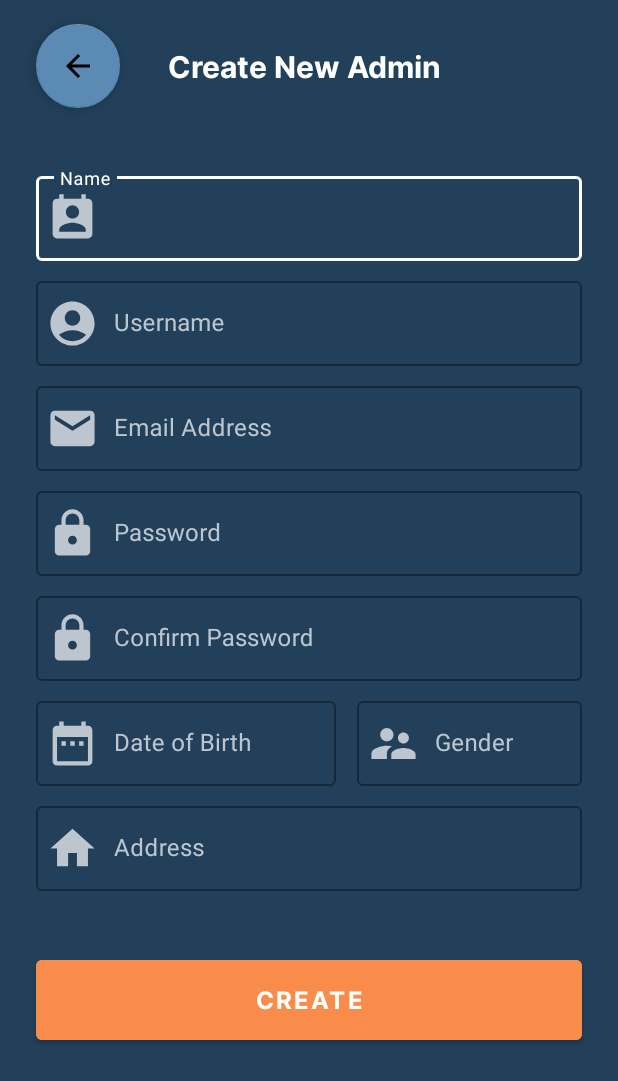
After one commit to RoyalWeaboo/GoTravel_Admin, an Android app: the layout fragment_tambah_admin.xml on its own in the app's theme, with its tools: preview values and no code run, on a phone screen of 412 x 824 dp. The commit adds this screen. Shown: the top 1081 px of the screen. Run offline under Robolectric (Android 15) with nearby library versions, the phone set to English and light mode, and no system bars.

Commit message:
Layout edit add admin

```diff
--- /dev/null
+++ b/app/src/main/res/drawable/ic__back_24.xml
@@ -0,0 +1,5 @@
+<vector android:height="24dp" android:tint="#FFFFFF"
+    android:viewportHeight="24" android:viewportWidth="24"
+    android:width="24dp" xmlns:android="http://schemas.android.com/apk/res/android">
+    <path android:fillColor="@android:color/white" android:pathData="M20,11H7.83l5.59,-5.59L12,4l-8,8 8,8 1.41,-1.41L7.83,13H20v-2z"/>
+</vector>
--- /dev/null
+++ b/app/src/main/res/drawable/ic_contact_35.xml
@@ -0,0 +1,5 @@
+<vector android:height="35dp" android:tint="#FFFFFF"
+    android:viewportHeight="24" android:viewportWidth="24"
+    android:width="35dp" xmlns:android="http://schemas.android.com/apk/res/android">
+    <path android:fillColor="@android:color/white" android:pathData="M19,3h-1L18,1h-2v2L8,3L8,1L6,1v2L5,3c-1.11,0 -2,0.9 -2,2v14c0,1.1 0.89,2 2,2h14c1.1,0 2,-0.9 2,-2L21,5c0,-1.1 -0.9,-2 -2,-2zM12,6c1.66,0 3,1.34 3,3s-1.34,3 -3,3 -3,-1.34 -3,-3 1.34,-3 3,-3zM18,18L6,18v-1c0,-2 4,-3.1 6,-3.1s6,1.1 6,3.1v1z"/>
+</vector>
--- /dev/null
+++ b/app/src/main/res/drawable/ic_date_35.xml
@@ -0,0 +1,5 @@
+<vector android:height="35dp" android:tint="#FFFFFF"
+    android:viewportHeight="24" android:viewportWidth="24"
+    android:width="35dp" xmlns:android="http://schemas.android.com/apk/res/android">
+    <path android:fillColor="@android:color/white" android:pathData="M9,11L7,11v2h2v-2zM13,11h-2v2h2v-2zM17,11h-2v2h2v-2zM19,4h-1L18,2h-2v2L8,4L8,2L6,2v2L5,4c-1.11,0 -1.99,0.9 -1.99,2L3,20c0,1.1 0.89,2 2,2h14c1.1,0 2,-0.9 2,-2L21,6c0,-1.1 -0.9,-2 -2,-2zM19,20L5,20L5,9h14v11z"/>
+</vector>
--- /dev/null
+++ b/app/src/main/res/drawable/ic_email_35.xml
@@ -0,0 +1,5 @@
+<vector android:height="35dp" android:tint="#FFFFFF"
+    android:viewportHeight="24" android:viewportWidth="24"
+    android:width="35dp" xmlns:android="http://schemas.android.com/apk/res/android">
+    <path android:fillColor="@android:color/white" android:pathData="M20,4L4,4c-1.1,0 -1.99,0.9 -1.99,2L2,18c0,1.1 0.9,2 2,2h16c1.1,0 2,-0.9 2,-2L22,6c0,-1.1 -0.9,-2 -2,-2zM20,8l-8,5 -8,-5L4,6l8,5 8,-5v2z"/>
+</vector>
--- /dev/null
+++ b/app/src/main/res/drawable/ic_gender_35.xml
@@ -0,0 +1,5 @@
+<vector android:height="35dp" android:tint="#FFFFFF"
+    android:viewportHeight="24" android:viewportWidth="24"
+    android:width="35dp" xmlns:android="http://schemas.android.com/apk/res/android">
+    <path android:fillColor="@android:color/white" android:pathData="M16.5,12c1.38,0 2.49,-1.12 2.49,-2.5S17.88,7 16.5,7C15.12,7 14,8.12 14,9.5s1.12,2.5 2.5,2.5zM9,11c1.66,0 2.99,-1.34 2.99,-3S10.66,5 9,5C7.34,5 6,6.34 6,8s1.34,3 3,3zM16.5,14c-1.83,0 -5.5,0.92 -5.5,2.75L11,19h11v-2.25c0,-1.83 -3.67,-2.75 -5.5,-2.75zM9,13c-2.33,0 -7,1.17 -7,3.5L2,19h7v-2.25c0,-0.85 0.33,-2.34 2.37,-3.47C10.5,13.1 9.66,13 9,13z"/>
+</vector>
--- /dev/null
+++ b/app/src/main/res/drawable/ic_home_35.xml
@@ -0,0 +1,5 @@
+<vector android:height="35dp" android:tint="#FFFFFF"
+    android:viewportHeight="24" android:viewportWidth="24"
+    android:width="35dp" xmlns:android="http://schemas.android.com/apk/res/android">
+    <path android:fillColor="@android:color/white" android:pathData="M10,20v-6h4v6h5v-8h3L12,3 2,12h3v8z"/>
+</vector>
--- a/app/src/main/res/layout/fragment_login.xml
+++ b/app/src/main/res/layout/fragment_login.xml
@@ -50,7 +50,7 @@
         <com.google.android.material.textfield.TextInputEditText
             android:layout_width="match_parent"
             android:layout_height="match_parent"
-            android:backgroundTint="#22405A" />
+            android:textColor="#FFFFFF" />
 
     </com.google.android.material.textfield.TextInputLayout>
 
@@ -75,7 +75,7 @@
         <com.google.android.material.textfield.TextInputEditText
             android:layout_width="match_parent"
             android:layout_height="match_parent"
-            android:backgroundTint="#22405A" />
+            android:textColor="#FFFFFF" />
 
     </com.google.android.material.textfield.TextInputLayout>
 
--- /dev/null
+++ b/app/src/main/res/layout/fragment_tambah_admin.xml
@@ -0,0 +1,252 @@
+<?xml version="1.0" encoding="utf-8"?>
+<ScrollView
+    xmlns:android="http://schemas.android.com/apk/res/android"
+    xmlns:app="http://schemas.android.com/apk/res-auto"
+    xmlns:tools="http://schemas.android.com/tools"
+    android:layout_width="match_parent"
+    android:layout_height="match_parent"
+    android:background="#22405A">
+
+    <androidx.constraintlayout.widget.ConstraintLayout
+        android:layout_width="match_parent"
+        android:layout_height="wrap_content">
+
+        <com.google.android.material.floatingactionbutton.FloatingActionButton
+            android:id="@+id/floatingActionButton3"
+            android:layout_width="wrap_content"
+            android:layout_height="wrap_content"
+            android:layout_marginStart="24dp"
+            android:layout_marginTop="16dp"
+            android:clickable="true"
+            app:backgroundTint="#5B8BB5"
+            app:layout_constraintStart_toStartOf="parent"
+            app:layout_constraintTop_toTopOf="parent"
+            app:srcCompat="@drawable/ic__back_24" />
+
+        <TextView
+            android:id="@+id/textView12"
+            android:layout_width="wrap_content"
+            android:layout_height="wrap_content"
+            android:layout_marginStart="32dp"
+            android:fontFamily="@font/inter_bold"
+            android:text="Create New Admin"
+            android:textColor="#FFFFFF"
+            android:textSize="20sp"
+            app:layout_constraintBottom_toBottomOf="@+id/floatingActionButton3"
+            app:layout_constraintStart_toEndOf="@+id/floatingActionButton3"
+            app:layout_constraintTop_toTopOf="@+id/floatingActionButton3" />
+
+        <com.google.android.material.textfield.TextInputLayout
+            android:id="@+id/et_name"
+            style="@style/Widget.MaterialComponents.TextInputLayout.OutlinedBox"
+            android:layout_width="match_parent"
+            android:layout_height="wrap_content"
+            android:layout_marginStart="24dp"
+            android:layout_marginTop="40dp"
+            android:layout_marginEnd="24dp"
+            android:hint="Name"
+            android:textColorHint="#BDC6CE"
+            app:hintTextColor="#FFFFFF"
+            app:layout_constraintEnd_toEndOf="parent"
+            app:layout_constraintStart_toStartOf="parent"
+            app:layout_constraintTop_toBottomOf="@+id/floatingActionButton3"
+            app:startIconContentDescription="Username"
+            app:startIconDrawable="@drawable/ic_contact_35"
+            app:startIconTint="#BDC6CE">
+
+            <com.google.android.material.textfield.TextInputEditText
+                android:layout_width="match_parent"
+                android:layout_height="match_parent"
+                android:textColor="#FFFFFF" />
+
+        </com.google.android.material.textfield.TextInputLayout>
+
+        <com.google.android.material.textfield.TextInputLayout
+            android:id="@+id/et_username"
+            style="@style/Widget.MaterialComponents.TextInputLayout.OutlinedBox"
+            android:layout_width="match_parent"
+            android:layout_height="wrap_content"
+            android:layout_marginStart="24dp"
+            android:layout_marginTop="8dp"
+            android:layout_marginEnd="24dp"
+            android:hint="Username"
+            android:textColorHint="#BDC6CE"
+            app:hintTextColor="#FFFFFF"
+            app:layout_constraintEnd_toEndOf="parent"
+            app:layout_constraintStart_toStartOf="parent"
+            app:layout_constraintTop_toBottomOf="@+id/et_name"
+            app:startIconContentDescription="Username"
+            app:startIconDrawable="@drawable/ic_baseline_account_circle_35"
+            app:startIconTint="#BDC6CE">
+
+            <com.google.android.material.textfield.TextInputEditText
+                android:layout_width="match_parent"
+                android:layout_height="match_parent"
+                android:textColor="#FFFFFF" />
+
+        </com.google.android.material.textfield.TextInputLayout>
+
+        <com.google.android.material.textfield.TextInputLayout
+            android:id="@+id/et_email"
+            style="@style/Widget.MaterialComponents.TextInputLayout.OutlinedBox"
+            android:layout_width="match_parent"
+            android:layout_height="wrap_content"
+            android:layout_marginStart="24dp"
+            android:layout_marginTop="8dp"
+            android:layout_marginEnd="24dp"
+            android:hint="Email Address"
+            android:textColorHint="#BDC6CE"
+            app:hintTextColor="#FFFFFF"
+            app:layout_constraintEnd_toEndOf="parent"
+            app:layout_constraintStart_toStartOf="parent"
+            app:layout_constraintTop_toBottomOf="@+id/et_username"
+            app:startIconContentDescription="Username"
+            app:startIconDrawable="@drawable/ic_email_35"
+            app:startIconTint="#BDC6CE">
+
+            <com.google.android.material.textfield.TextInputEditText
+                android:layout_width="match_parent"
+                android:layout_height="match_parent"
+                android:textColor="#FFFFFF" />
+
+        </com.google.android.material.textfield.TextInputLayout>
+
+        <com.google.android.material.textfield.TextInputLayout
+            android:id="@+id/et_pass"
+            style="@style/Widget.MaterialComponents.TextInputLayout.OutlinedBox"
+            android:layout_width="match_parent"
+            android:layout_height="wrap_content"
+            android:layout_marginStart="24dp"
+            android:layout_marginTop="8dp"
+            android:layout_marginEnd="24dp"
+            android:hint="Password"
+            android:textColorHint="#BDC6CE"
+            app:hintTextColor="#FFFFFF"
+            app:layout_constraintEnd_toEndOf="parent"
+            app:layout_constraintStart_toStartOf="parent"
+            app:layout_constraintTop_toBottomOf="@+id/et_email"
+            app:startIconContentDescription="Username"
+            app:startIconDrawable="@drawable/ic_baseline_lock_35"
+            app:startIconTint="#BDC6CE">
+
+            <com.google.android.material.textfield.TextInputEditText
+                android:layout_width="match_parent"
+                android:layout_height="match_parent"
+                android:textColor="#FFFFFF" />
+
+        </com.google.android.material.textfield.TextInputLayout>
+
+        <com.google.android.material.textfield.TextInputLayout
+            android:id="@+id/et_confirm"
+            style="@style/Widget.MaterialComponents.TextInputLayout.OutlinedBox"
+            android:layout_width="match_parent"
+            android:layout_height="wrap_content"
+            android:layout_marginStart="24dp"
+            android:layout_marginTop="8dp"
+            android:layout_marginEnd="24dp"
+            android:hint="Confirm Password"
+            android:textColorHint="#BDC6CE"
+            app:hintTextColor="#FFFFFF"
+            app:layout_constraintEnd_toEndOf="parent"
+            app:layout_constraintStart_toStartOf="parent"
+            app:layout_constraintTop_toBottomOf="@+id/et_pass"
+            app:startIconContentDescription="Username"
+            app:startIconDrawable="@drawable/ic_baseline_lock_35"
+            app:startIconTint="#BDC6CE">
+
+            <com.google.android.material.textfield.TextInputEditText
+                android:layout_width="match_parent"
+                android:layout_height="match_parent"
+                android:textColor="#FFFFFF" />
+
+        </com.google.android.material.textfield.TextInputLayout>
+
+        <com.google.android.material.textfield.TextInputLayout
+            android:id="@+id/et_birth"
+            style="@style/Widget.MaterialComponents.TextInputLayout.OutlinedBox"
+            android:layout_width="200dp"
+            android:layout_height="wrap_content"
+            android:layout_marginTop="8dp"
+            android:hint="Date of Birth"
+            android:textColorHint="#BDC6CE"
+            app:hintTextColor="#FFFFFF"
+            app:layout_constraintStart_toStartOf="@+id/et_confirm"
+            app:layout_constraintTop_toBottomOf="@+id/et_confirm"
+            app:startIconContentDescription="Username"
+            app:startIconDrawable="@drawable/ic_date_35"
+            app:startIconTint="#BDC6CE">
+
+            <com.google.android.material.textfield.TextInputEditText
+                android:layout_width="match_parent"
+                android:layout_height="match_parent"
+                android:textColor="#FFFFFF" />
+
+        </com.google.android.material.textfield.TextInputLayout>
+
+        <com.google.android.material.textfield.TextInputLayout
+            android:id="@+id/et_gender"
+            style="@style/Widget.MaterialComponents.TextInputLayout.OutlinedBox"
+            android:layout_width="150dp"
+            android:layout_height="wrap_content"
+            android:layout_marginTop="8dp"
+            android:hint="Gender"
+            android:textColorHint="#BDC6CE"
+            app:hintTextColor="#FFFFFF"
+            app:layout_constraintEnd_toEndOf="@+id/et_confirm"
+            app:layout_constraintTop_toBottomOf="@+id/et_confirm"
+            app:startIconContentDescription="Username"
+            app:startIconDrawable="@drawable/ic_gender_35"
+            app:startIconTint="#BDC6CE">
+
+            <com.google.android.material.textfield.TextInputEditText
+                android:layout_width="match_parent"
+                android:layout_height="match_parent"
+                android:textColor="#FFFFFF" />
+
+        </com.google.android.material.textfield.TextInputLayout>
+
+        <com.google.android.material.textfield.TextInputLayout
+            android:id="@+id/et_address"
+            style="@style/Widget.MaterialComponents.TextInputLayout.OutlinedBox"
+            android:layout_width="match_parent"
+            android:layout_height="wrap_content"
+            android:layout_marginStart="24dp"
+            android:layout_marginTop="8dp"
+            android:layout_marginEnd="24dp"
+            android:hint="Address"
+            android:textColorHint="#BDC6CE"
+            app:hintTextColor="#FFFFFF"
+            app:layout_constraintEnd_toEndOf="parent"
+            app:layout_constraintHorizontal_bias="0.0"
+            app:layout_constraintStart_toStartOf="parent"
+            app:layout_constraintTop_toBottomOf="@+id/et_birth"
+            app:startIconContentDescription="Username"
+            app:startIconDrawable="@drawable/ic_home_35"
+            app:startIconTint="#BDC6CE">
+
+            <com.google.android.material.textfield.TextInputEditText
+                android:layout_width="match_parent"
+                android:layout_height="match_parent"
+                android:textColor="#FFFFFF" />
+
+        </com.google.android.material.textfield.TextInputLayout>
+
+        <Button
+            android:id="@+id/btnEdit"
+            android:layout_width="match_parent"
+            android:layout_height="65dp"
+            android:layout_marginStart="24dp"
+            android:layout_marginTop="40dp"
+            android:layout_marginEnd="24dp"
+            android:backgroundTint="#F98C4B"
+            android:fontFamily="@font/inter_bold"
+            android:text="CREATE"
+            android:textColor="#FFFFFF"
+            android:textSize="16sp"
+            android:textStyle="bold"
+            app:layout_constraintEnd_toEndOf="parent"
+            app:layout_constraintStart_toStartOf="parent"
+            app:layout_constraintTop_toBottomOf="@+id/et_address" />
+
+    </androidx.constraintlayout.widget.ConstraintLayout>
+</ScrollView>
--- a/app/src/main/res/values-night/themes.xml
+++ b/app/src/main/res/values-night/themes.xml
@@ -6,7 +6,7 @@
         <item name="colorPrimaryVariant">@color/purple_700</item>
         <item name="colorOnPrimary">@color/black</item>
         <!-- Secondary brand color. -->
-        <item name="colorSecondary">@color/teal_200</item>
+        <item name="colorSecondary">@color/white</item>
         <item name="colorSecondaryVariant">@color/teal_200</item>
         <item name="colorOnSecondary">@color/black</item>
         <!-- Status bar color. -->
--- a/app/src/main/res/values/themes.xml
+++ b/app/src/main/res/values/themes.xml
@@ -6,7 +6,7 @@
         <item name="colorPrimaryVariant">@color/purple_700</item>
         <item name="colorOnPrimary">@color/white</item>
         <!-- Secondary brand color. -->
-        <item name="colorSecondary">@color/teal_200</item>
+        <item name="colorSecondary">#FFFFFF</item>
         <item name="colorSecondaryVariant">@color/teal_700</item>
         <item name="colorOnSecondary">@color/black</item>
         <!-- Status bar color. -->
```
Also changed, not shown: app/src/main/res/layout/fragment_edit_admin.xml (added, +234 -0 lines), app/src/main/res/layout/fragment_percobaan_layout.xml (deleted, +0 -148 lines).
